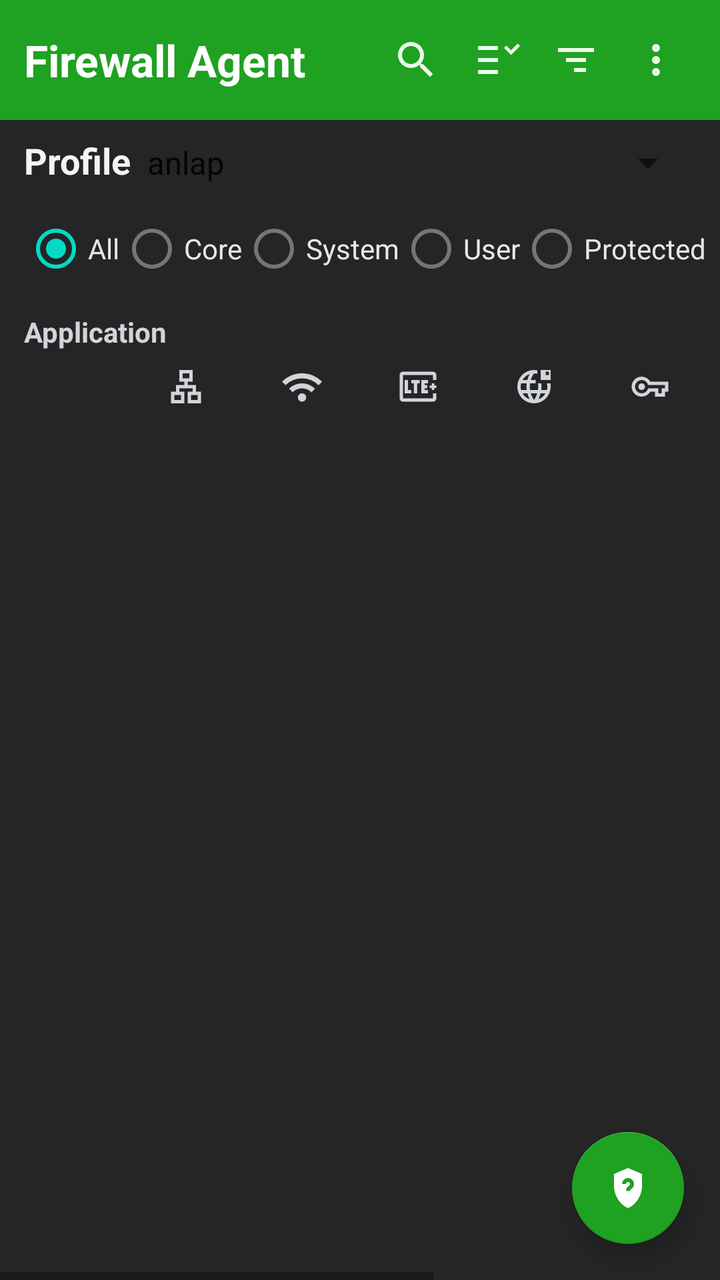
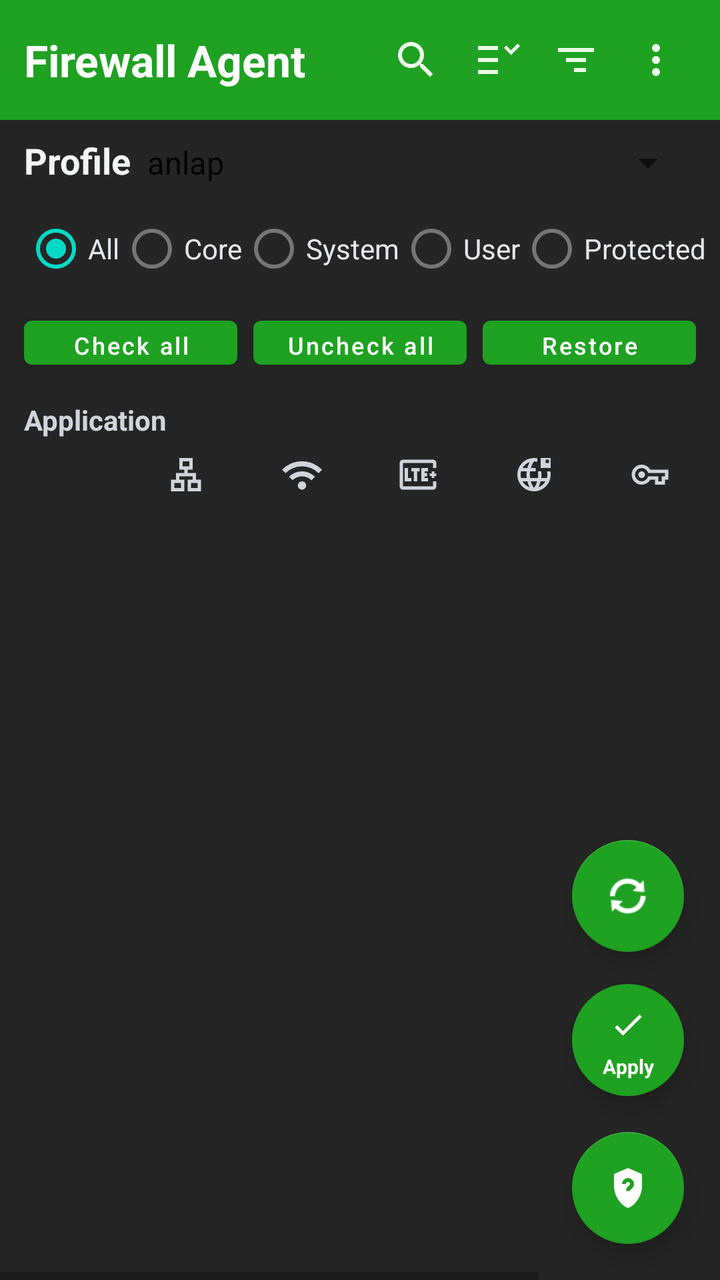

Two renders of the same Android screen: before a commit and after it. Below are the layout's source before the change and the commit's diff.
<!-- AndroidManifest.xml: application theme Theme.FirewallAgentRoot -->
<!-- res/layout/activity_main.xml -->
<?xml version="1.0" encoding="utf-8"?>
<FrameLayout xmlns:android="http://schemas.android.com/apk/res/android"
    xmlns:app="http://schemas.android.com/apk/res-auto"
    android:layout_width="match_parent"
    android:layout_height="match_parent"
    android:background="#252525">

<LinearLayout
    android:layout_width="match_parent"
    android:layout_height="match_parent"
    android:orientation="vertical">

    <LinearLayout
        android:layout_width="match_parent"
        android:layout_height="60dp"
        android:background="#1FA122"
        android:gravity="center_vertical"
        android:paddingHorizontal="12dp">

        <ImageButton
            android:id="@+id/searchBackBtn"
            android:layout_width="36dp"
            android:layout_height="36dp"
            android:background="@android:color/transparent"
            android:contentDescription="Back"
            android:src="@drawable/ic_toolbar_back"
            android:tint="#EAF8EA"
            android:visibility="gone" />

        <TextView
            android:id="@+id/titleText"
            android:layout_width="0dp"
            android:layout_height="wrap_content"
            android:layout_weight="1"
            android:text="Firewall Agent"
            android:textColor="#FFFFFF"
            android:textSize="22sp"
            android:textStyle="bold" />

        <EditText
            android:id="@+id/searchTopInput"
            android:layout_width="0dp"
            android:layout_height="wrap_content"
            android:layout_weight="1"
            android:hint="Search"
            android:inputType="text"
            android:textColor="#F3F8F3"
            android:textColorHint="#B9DDBA"
            android:visibility="gone" />

        <ImageButton
            android:id="@+id/toolSearchBtn"
            android:layout_width="40dp"
            android:layout_height="40dp"
            android:background="@android:color/transparent"
            android:contentDescription="Search"
            android:src="@drawable/ic_toolbar_search"
            android:tint="#EAF8EA" />

        <ImageButton
            android:id="@+id/toolModeBtn"
            android:layout_width="40dp"
            android:layout_height="40dp"
            android:background="@android:color/transparent"
            android:contentDescription="Mode"
            android:src="@drawable/ic_toolbar_mode"
            android:tint="#EAF8EA" />

        <ImageButton
            android:id="@+id/toolSortBtn"
            android:layout_width="40dp"
            android:layout_height="40dp"
            android:background="@android:color/transparent"
            android:contentDescription="Sort"
            android:src="@drawable/ic_toolbar_sort"
            android:tint="#EAF8EA" />

        <ImageButton
            android:id="@+id/toolMenuBtn"
            android:layout_width="40dp"
            android:layout_height="40dp"
            android:background="@android:color/transparent"
            android:contentDescription="Menu"
            android:src="@drawable/ic_toolbar_more"
            android:tint="#EAF8EA" />
    </LinearLayout>

    <LinearLayout
        android:layout_width="match_parent"
        android:layout_height="wrap_content"
        android:orientation="horizontal"
        android:paddingHorizontal="12dp"
        android:paddingTop="8dp">

        <TextView
            android:layout_width="wrap_content"
            android:layout_height="wrap_content"
            android:text="Profile"
            android:textColor="#F3F4F6"
            android:textSize="18sp"
            android:textStyle="bold" />

        <Spinner
            android:id="@+id/profileSpinner"
            android:layout_width="0dp"
            android:layout_height="wrap_content"
            android:layout_weight="1"
            android:entries="@array/profiles" />
    </LinearLayout>

    <HorizontalScrollView
        android:layout_width="match_parent"
        android:layout_height="wrap_content"
        android:fillViewport="false"
        android:scrollbars="none">

        <RadioGroup
            android:id="@+id/filterGroup"
            android:layout_width="wrap_content"
            android:layout_height="wrap_content"
            android:orientation="horizontal"
            android:paddingHorizontal="12dp"
            android:paddingTop="8dp">

            <RadioButton
                android:id="@+id/filterAll"
                android:layout_width="wrap_content"
                android:layout_height="wrap_content"
                android:checked="true"
                android:maxLines="1"
                android:singleLine="true"
                android:textAllCaps="false"
                android:text="All"
                android:textColor="#E5E7EB"
                android:textSize="14sp" />

            <RadioButton
                android:id="@+id/filterCore"
                android:layout_width="wrap_content"
                android:layout_height="wrap_content"
                android:maxLines="1"
                android:singleLine="true"
                android:textAllCaps="false"
                android:text="Core"
                android:textColor="#E5E7EB"
                android:textSize="14sp" />

            <RadioButton
                android:id="@+id/filterSystem"
                android:layout_width="wrap_content"
                android:layout_height="wrap_content"
                android:maxLines="1"
                android:singleLine="true"
                android:textAllCaps="false"
                android:text="System"
                android:textColor="#E5E7EB"
                android:textSize="14sp" />

            <RadioButton
                android:id="@+id/filterUser"
                android:layout_width="wrap_content"
                android:layout_height="wrap_content"
                android:maxLines="1"
                android:singleLine="true"
                android:textAllCaps="false"
                android:text="User"
                android:textColor="#E5E7EB"
                android:textSize="14sp" />

            <RadioButton
                android:id="@+id/filterProtected"
                android:layout_width="wrap_content"
                android:layout_height="wrap_content"
                android:maxLines="1"
                android:singleLine="true"
                android:textAllCaps="false"
                android:text="Protected"
                android:textColor="#E5E7EB"
                android:textSize="14sp" />
        </RadioGroup>
    </HorizontalScrollView>

    <HorizontalScrollView
        android:id="@+id/appsScroll"
        android:layout_width="match_parent"
        android:layout_height="0dp"
        android:layout_weight="1"
        android:descendantFocusability="blocksDescendants"
        android:fillViewport="true">

        <LinearLayout
            android:layout_width="wrap_content"
            android:layout_height="wrap_content"
            android:orientation="vertical">

            <TextView
                android:layout_width="wrap_content"
                android:layout_height="wrap_content"
                android:layout_marginStart="12dp"
                android:layout_marginTop="8dp"
                android:text="Application"
                android:textColor="#D1D5DB"
                android:textStyle="bold" />

            <LinearLayout
                android:layout_width="wrap_content"
                android:layout_height="wrap_content"
                android:orientation="horizontal"
                android:paddingHorizontal="12dp"
                android:paddingVertical="8dp">

                <Space
                    android:layout_width="52dp"
                    android:layout_height="1dp" />

                <ImageView android:layout_width="58dp" android:layout_height="20dp" android:layout_gravity="center_vertical" android:scaleType="centerInside" android:src="@drawable/ic_col_local" android:tint="#D1D5DB" />
                <ImageView android:layout_width="58dp" android:layout_height="20dp" android:layout_gravity="center_vertical" android:scaleType="centerInside" android:src="@drawable/ic_col_wifi" android:tint="#D1D5DB" />
                <ImageView android:id="@+id/colCellIcon" android:layout_width="58dp" android:layout_height="20dp" android:layout_gravity="center_vertical" android:scaleType="centerInside" android:src="@drawable/ic_cell_lte" android:tint="#D1D5DB" />
                <ImageView android:layout_width="58dp" android:layout_height="20dp" android:layout_gravity="center_vertical" android:scaleType="centerInside" android:src="@drawable/ic_col_roaming" android:tint="#D1D5DB" />
                <ImageView android:layout_width="58dp" android:layout_height="20dp" android:layout_gravity="center_vertical" android:scaleType="centerInside" android:src="@drawable/ic_col_vpn" android:tint="#D1D5DB" />
                <ImageView android:layout_width="58dp" android:layout_height="20dp" android:layout_gravity="center_vertical" android:scaleType="centerInside" android:src="@drawable/ic_col_bt" android:tint="#D1D5DB" />
                <ImageView android:layout_width="58dp" android:layout_height="20dp" android:layout_gravity="center_vertical" android:scaleType="centerInside" android:src="@drawable/ic_col_tor" android:tint="#D1D5DB" />
                <ImageView android:layout_width="58dp" android:layout_height="20dp" android:layout_gravity="center_vertical" android:scaleType="centerInside" android:src="@drawable/ic_download_20" android:tint="#D1D5DB" />
                <ImageView android:layout_width="58dp" android:layout_height="20dp" android:layout_gravity="center_vertical" android:scaleType="centerInside" android:src="@drawable/ic_upload_20" android:tint="#D1D5DB" />
            </LinearLayout>

            <androidx.recyclerview.widget.RecyclerView
                android:id="@+id/appsRecycler"
                android:layout_width="wrap_content"
                android:layout_height="match_parent"
                android:paddingBottom="8dp" />
        </LinearLayout>
    </HorizontalScrollView>

    <ProgressBar
        android:id="@+id/progress"
        style="?android:attr/progressBarStyleHorizontal"
        android:layout_width="match_parent"
        android:layout_height="wrap_content"
        android:indeterminate="true"
        android:visibility="gone" />

    <TextView
        android:id="@+id/outputText"
        android:layout_width="match_parent"
        android:layout_height="wrap_content"
        android:minHeight="44dp"
        android:background="#111111"
        android:padding="10dp"
        android:maxLines="2"
        android:ellipsize="end"
        android:textColor="#D1D5DB"
        android:textIsSelectable="true"
        android:textSize="12sp"
        android:typeface="monospace"
        android:visibility="gone" />
</LinearLayout>

    <com.google.android.material.floatingactionbutton.FloatingActionButton
        android:id="@+id/statusFab"
        android:layout_width="wrap_content"
        android:layout_height="wrap_content"
        android:layout_gravity="bottom|end"
        android:layout_margin="18dp"
        android:contentDescription="Firewall status"
        app:backgroundTint="#1FA122"
        app:srcCompat="@drawable/ic_status_unknown"
        app:tint="#FFFFFF" />
</FrameLayout>
<!-- resources referenced by this layout -->
<resources>
  <string-array name="profiles">
          <item>anlap</item>
          <item>Profile 1</item>
          <item>Profile 2</item>
          <item>Profile 3</item>
      </string-array>
  <!-- drawable ic_download_20 (drawable) -->
  <vector xmlns:android="http://schemas.android.com/apk/res/android"
      android:width="20dp"
      android:height="20dp"
      android:viewportWidth="24"
      android:viewportHeight="24">
      <path
          android:fillColor="#FFFFFFFF"
          android:pathData="M5,20h14v-2H5v2zM12,3v10.17l3.59,-3.58L17,11l-5,5 -5,-5 1.41,-1.41L11,13.17V3h1z" />
  </vector>
  <!-- drawable ic_status_unknown (drawable) -->
  <?xml version="1.0" encoding="utf-8"?>
  <vector xmlns:android="http://schemas.android.com/apk/res/android"
      android:width="24dp"
      android:height="24dp"
      android:viewportWidth="24"
      android:viewportHeight="24">
      <path
          android:fillColor="#FFFFFFFF"
          android:pathData="M12,2l7,3v6c0,5 -3.4,9.7 -7,11 -3.6,-1.3 -7,-6 -7,-11V5l7,-3zM12,7a3,3 0 0,0 -3,3h2a1,1 0 1,1 2,0c0,1 -1.5,1.1 -1.9,2.6L11.1,13.5h1.8c0.1,-1.1 2.1,-1.2 2.1,-3.5a3,3 0 0,0 -3,-3zM11,15h2v2h-2z" />
  </vector>
  <!-- drawable ic_toolbar_back (drawable) -->
  <?xml version="1.0" encoding="utf-8"?>
  <vector xmlns:android="http://schemas.android.com/apk/res/android"
      android:width="24dp"
      android:height="24dp"
      android:viewportWidth="24"
      android:viewportHeight="24">
      <path
          android:fillColor="#FFFFFFFF"
          android:pathData="M19,11H7.83l5.58,-5.59L12,4l-8,8 8,8 1.41,-1.41L7.83,13H19z" />
  </vector>
  <!-- drawable ic_toolbar_mode (drawable) -->
  <?xml version="1.0" encoding="utf-8"?>
  <vector xmlns:android="http://schemas.android.com/apk/res/android"
      android:width="24dp"
      android:height="24dp"
      android:viewportWidth="24"
      android:viewportHeight="24">
      <path
          android:fillColor="#FFFFFFFF"
          android:pathData="M3,5h10v2H3zM3,11h10v2H3zM3,17h10v2H3zM16,6l1.2,-1.2 2.3,2.3L22.8,3.8 24,5l-4.5,4.5z" />
  </vector>
  <!-- drawable ic_toolbar_more (drawable) -->
  <?xml version="1.0" encoding="utf-8"?>
  <vector xmlns:android="http://schemas.android.com/apk/res/android"
      android:width="24dp"
      android:height="24dp"
      android:viewportWidth="24"
      android:viewportHeight="24">
      <path
          android:fillColor="#FFFFFFFF"
          android:pathData="M12,4a2,2 0 1,1 0,4a2,2 0 0,1 0,-4zM12,10a2,2 0 1,1 0,4a2,2 0 0,1 0,-4zM12,16a2,2 0 1,1 0,4a2,2 0 0,1 0,-4z" />
  </vector>
  <!-- drawable ic_toolbar_sort (drawable) -->
  <?xml version="1.0" encoding="utf-8"?>
  <vector xmlns:android="http://schemas.android.com/apk/res/android"
      android:width="24dp"
      android:height="24dp"
      android:viewportWidth="24"
      android:viewportHeight="24">
      <path
          android:fillColor="#FFFFFFFF"
          android:pathData="M3,6h18v2H3zM7,11h10v2H7zM11,16h6v2h-6z" />
  </vector>
  <!-- drawable ic_upload_20 (drawable) -->
  <vector xmlns:android="http://schemas.android.com/apk/res/android"
      android:width="20dp"
      android:height="20dp"
      android:viewportWidth="24"
      android:viewportHeight="24">
      <path
          android:fillColor="#FFFFFFFF"
          android:pathData="M5,20h14v-2H5v2zM11,21h2V10.83l3.59,3.58L18,13l-5,-5 -5,5 1.41,1.41L11,10.83V21z" />
  </vector>
  <style name="Theme.FirewallAgentRoot" parent="Theme.MaterialComponents.DayNight.NoActionBar">
          <item name="colorPrimary">#1FA122</item>
          <item name="colorPrimaryVariant">#18841B</item>
          <item name="colorOnPrimary">#FFFFFF</item>
          <item name="android:statusBarColor" tools:targetApi="l">#111111</item>
      </style>
  <!-- unchanged entries left out for length: 8 -->
</resources>

<!-- the commit's change to res/layout/activity_main.xml (unified diff, before → after) -->
@@ -179,6 +179,44 @@
                 android:textSize="14sp" />
         </RadioGroup>
     </HorizontalScrollView>
+
+    <LinearLayout
+        android:layout_width="match_parent"
+        android:layout_height="wrap_content"
+        android:orientation="horizontal"
+        android:paddingHorizontal="12dp"
+        android:paddingTop="6dp"
+        android:paddingBottom="4dp">
+
+        <Button
+            android:id="@+id/checkAllBtn"
+            android:layout_width="0dp"
+            android:layout_height="34dp"
+            android:layout_weight="1"
+            android:text="Check all"
+            android:textAllCaps="false"
+            android:textSize="12sp" />
+
+        <Button
+            android:id="@+id/uncheckAllBtn"
+            android:layout_width="0dp"
+            android:layout_height="34dp"
+            android:layout_marginStart="8dp"
+            android:layout_weight="1"
+            android:text="Uncheck all"
+            android:textAllCaps="false"
+            android:textSize="12sp" />
+
+        <Button
+            android:id="@+id/restoreCheckBtn"
+            android:layout_width="0dp"
+            android:layout_height="34dp"
+            android:layout_marginStart="8dp"
+            android:layout_weight="1"
+            android:text="Restore check"
+            android:textAllCaps="false"
+            android:textSize="12sp" />
+    </LinearLayout>
 
     <HorizontalScrollView
         android:id="@+id/appsScroll"
@@ -220,8 +258,6 @@
                 <ImageView android:layout_width="58dp" android:layout_height="20dp" android:layout_gravity="center_vertical" android:scaleType="centerInside" android:src="@drawable/ic_col_vpn" android:tint="#D1D5DB" />
                 <ImageView android:layout_width="58dp" android:layout_height="20dp" android:layout_gravity="center_vertical" android:scaleType="centerInside" android:src="@drawable/ic_col_bt" android:tint="#D1D5DB" />
                 <ImageView android:layout_width="58dp" android:layout_height="20dp" android:layout_gravity="center_vertical" android:scaleType="centerInside" android:src="@drawable/ic_col_tor" android:tint="#D1D5DB" />
-                <ImageView android:layout_width="58dp" android:layout_height="20dp" android:layout_gravity="center_vertical" android:scaleType="centerInside" android:src="@drawable/ic_download_20" android:tint="#D1D5DB" />
-                <ImageView android:layout_width="58dp" android:layout_height="20dp" android:layout_gravity="center_vertical" android:scaleType="centerInside" android:src="@drawable/ic_upload_20" android:tint="#D1D5DB" />
             </LinearLayout>
 
             <androidx.recyclerview.widget.RecyclerView
@@ -256,6 +292,51 @@
         android:visibility="gone" />
 </LinearLayout>
 
+    <FrameLayout
+        android:id="@+id/applyFab"
+        android:layout_width="56dp"
+        android:layout_height="56dp"
+        android:layout_gravity="bottom|end"
+        android:layout_marginEnd="18dp"
+        android:layout_marginBottom="92dp"
+        android:background="@drawable/bg_apply_fab_circle"
+        android:clickable="true"
+        android:contentDescription="Apply rules"
+        android:elevation="6dp"
+        android:focusable="true">
+
+        <ImageView
+            android:layout_width="20dp"
+            android:layout_height="20dp"
+            android:layout_gravity="center_horizontal"
+            android:layout_marginTop="10dp"
+            android:src="@drawable/ic_apply_rules"
+            android:tint="#FFFFFF" />
+
+        <TextView
+            android:layout_width="match_parent"
+            android:layout_height="wrap_content"
+            android:layout_gravity="bottom|center_horizontal"
+            android:layout_marginBottom="8dp"
+            android:gravity="center"
+            android:text="Apply"
+            android:textColor="#FFFFFF"
+            android:textSize="10sp"
+            android:textStyle="bold" />
+    </FrameLayout>
+
+    <com.google.android.material.floatingactionbutton.FloatingActionButton
+        android:id="@+id/refreshAppsFab"
+        android:layout_width="wrap_content"
+        android:layout_height="wrap_content"
+        android:layout_gravity="bottom|end"
+        android:layout_marginEnd="18dp"
+        android:layout_marginBottom="164dp"
+        android:contentDescription="Refresh app list"
+        app:backgroundTint="#1FA122"
+        app:srcCompat="@android:drawable/ic_popup_sync"
+        app:tint="#FFFFFF" />
+
     <com.google.android.material.floatingactionbutton.FloatingActionButton
         android:id="@+id/statusFab"
         android:layout_width="wrap_content"
<!-- resource entries referenced after the edit -->
@@ -6,15 +6,21 @@
           <item>Profile 2</item>
           <item>Profile 3</item>
       </string-array>
-  <!-- drawable ic_download_20 (drawable) -->
+  <!-- drawable bg_apply_fab_circle (drawable) -->
+  <?xml version="1.0" encoding="utf-8"?>
+  <shape xmlns:android="http://schemas.android.com/apk/res/android" android:shape="oval">
+      <solid android:color="#1FA122" />
+  </shape>
+  <!-- drawable ic_apply_rules (drawable) -->
+  <?xml version="1.0" encoding="utf-8"?>
   <vector xmlns:android="http://schemas.android.com/apk/res/android"
-      android:width="20dp"
-      android:height="20dp"
+      android:width="24dp"
+      android:height="24dp"
       android:viewportWidth="24"
       android:viewportHeight="24">
       <path
           android:fillColor="#FFFFFFFF"
-          android:pathData="M5,20h14v-2H5v2zM12,3v10.17l3.59,-3.58L17,11l-5,5 -5,-5 1.41,-1.41L11,13.17V3h1z" />
+          android:pathData="M9,16.2l-3.5,-3.5 -1.4,1.4L9,19 20.3,7.7l-1.4,-1.4z" />
   </vector>
   <!-- drawable ic_status_unknown (drawable) -->
   <?xml version="1.0" encoding="utf-8"?>
@@ -71,16 +77,6 @@
           android:fillColor="#FFFFFFFF"
           android:pathData="M3,6h18v2H3zM7,11h10v2H7zM11,16h6v2h-6z" />
   </vector>
-  <!-- drawable ic_upload_20 (drawable) -->
-  <vector xmlns:android="http://schemas.android.com/apk/res/android"
-      android:width="20dp"
-      android:height="20dp"
-      android:viewportWidth="24"
-      android:viewportHeight="24">
-      <path
-          android:fillColor="#FFFFFFFF"
-          android:pathData="M5,20h14v-2H5v2zM11,21h2V10.83l3.59,3.58L18,13l-5,-5 -5,5 1.41,1.41L11,10.83V21z" />
-  </vector>
   <style name="Theme.FirewallAgentRoot" parent="Theme.MaterialComponents.DayNight.NoActionBar">
           <item name="colorPrimary">#1FA122</item>
           <item name="colorPrimaryVariant">#18841B</item>
